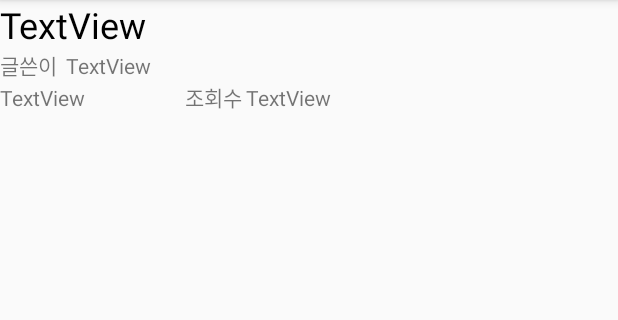
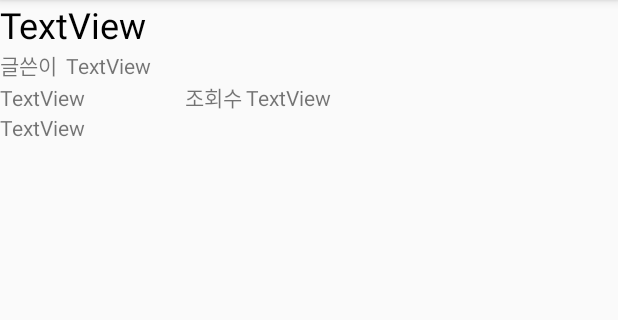
Before and after one commit to ehd6481/Pjt_SW, an Android app: the ItemView screen opened directly, with no data from a screen before it, on a phone screen of 412 x 824 dp, the part 84-404 px from its top. Run offline under Robolectric (Android 15) with nearby library versions, the phone set to English and light mode, and no system bars.

Commit message:
to do item view

```diff
--- a/app/src/main/java/kr/ac/gnu/yg398/myapplication/ItemView.java
+++ b/app/src/main/java/kr/ac/gnu/yg398/myapplication/ItemView.java
@@ -3,6 +3,9 @@ package kr.ac.gnu.yg398.myapplication;
 import android.os.Bundle;
 import android.support.v7.app.AppCompatActivity;
 import android.widget.TextView;
+
+import java.util.ArrayList;
+import java.util.HashMap;
 
 public class ItemView extends AppCompatActivity{
     private TextView textViewSubject;
@@ -10,10 +13,14 @@ public class ItemView extends AppCompatActivity{
     private TextView textViewDate;
     private TextView textViewHits;
 
+    ArrayList<HashMap<String,String>> itemElement;
+
     protected void onCreate(Bundle savedInstanceState)
     {
         super.onCreate(savedInstanceState);
         setContentView(R.layout.item_view);
 
+        TextView itemContentView = (TextView)findViewById(R.id.textViewContent);
+        itemElement = new ArrayList<HashMap<String, String>>();
     }
 }
--- a/app/src/main/java/kr/ac/gnu/yg398/myapplication/boardList.java
+++ b/app/src/main/java/kr/ac/gnu/yg398/myapplication/boardList.java
@@ -52,7 +52,7 @@ public class boardList extends AppCompatActivity
         super.onCreate(savedInstanceState);
         setContentView(R.layout.board_list);
 
-        listView=(ListView)findViewById(R.id.listBoard);
+        listView = (ListView)findViewById(R.id.listBoard);
         btnWrite = (Button)findViewById(R.id.btnWrite);
 
         arrBoard=new ArrayList<HashMap<String, String>>();
--- a/app/src/main/res/layout/item_view.xml
+++ b/app/src/main/res/layout/item_view.xml
@@ -60,4 +60,10 @@
             android:text="TextView" />
     </LinearLayout>
 
+    <TextView
+        android:id="@+id/textViewContent"
+        android:layout_width="match_parent"
+        android:layout_height="446dp"
+        android:text="TextView" />
+
 </LinearLayout>
```
